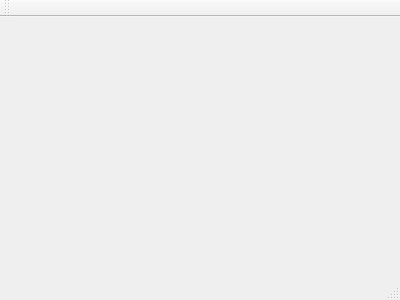
Before: the Qt Designer form mainwindow.ui in phycelot/camera-monitor, drawn with Qt 5.
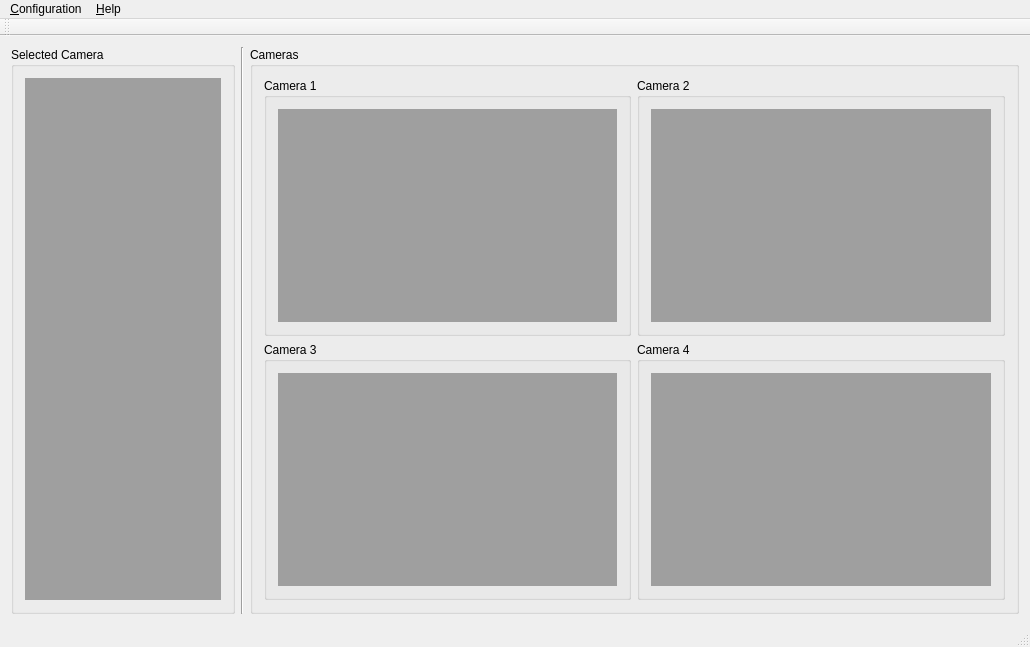
After: the same form once the commit is applied.

```diff
--- a/mainwindow.ui
+++ b/mainwindow.ui
@@ -1,24 +1,160 @@
 <ui version="4.0">
  <class>MainWindow</class>
- <widget class="QMainWindow" name="MainWindow" >
-  <property name="geometry" >
+ <widget class="QMainWindow" name="MainWindow">
+  <property name="geometry">
    <rect>
     <x>0</x>
     <y>0</y>
-    <width>400</width>
-    <height>300</height>
+    <width>1030</width>
+    <height>647</height>
    </rect>
   </property>
   <property name="windowTitle" >
    <string>MainWindow</string>
   </property>
-  <widget class="QMenuBar" name="menuBar" />
-  <widget class="QToolBar" name="mainToolBar" />
-  <widget class="QWidget" name="centralWidget" />
-  <widget class="QStatusBar" name="statusBar" />
+  <widget class="QWidget" name="centralWidget">
+   <layout class="QGridLayout" name="gridLayout_2">
+    <item row="0" column="0">
+     <widget class="QGroupBox" name="selectedCameraGroup">
+      <property name="title">
+       <string>Selected Camera</string>
+      </property>
+      <layout class="QVBoxLayout" name="verticalLayout_5">
+       <item>
+        <widget class="QMdiArea" name="mdiArea_2"/>
+       </item>
+      </layout>
+     </widget>
+    </item>
+    <item row="0" column="1">
+     <widget class="Line" name="line">
+      <property name="orientation">
+       <enum>Qt::Vertical</enum>
+      </property>
+     </widget>
+    </item>
+    <item row="0" column="2">
+     <widget class="QGroupBox" name="camerasGroup">
+      <property name="title">
+       <string>Cameras</string>
+      </property>
+      <layout class="QGridLayout" name="gridLayout">
+       <item row="0" column="1">
+        <widget class="QGroupBox" name="groupBox_2">
+         <property name="title">
+          <string>Camera 2</string>
+         </property>
+         <layout class="QVBoxLayout" name="verticalLayout_3">
+          <item>
+           <widget class="QMdiArea" name="mdiArea_3"/>
+          </item>
+         </layout>
+        </widget>
+       </item>
+       <item row="0" column="0">
+        <widget class="QGroupBox" name="groupBox">
+         <property name="title">
+          <string>Camera 1</string>
+         </property>
+         <layout class="QVBoxLayout" name="verticalLayout">
+          <item>
+           <widget class="QMdiArea" name="mdiArea"/>
+          </item>
+         </layout>
+        </widget>
+       </item>
+       <item row="1" column="0">
+        <widget class="QGroupBox" name="groupBox_3">
+         <property name="title">
+          <string>Camera 3</string>
+         </property>
+         <layout class="QVBoxLayout" name="verticalLayout_2">
+          <item>
+           <widget class="QMdiArea" name="mdiArea_4"/>
+          </item>
+         </layout>
+        </widget>
+       </item>
+       <item row="1" column="1">
+        <widget class="QGroupBox" name="groupBox_4">
+         <property name="title">
+          <string>Camera 4</string>
+         </property>
+         <layout class="QVBoxLayout" name="verticalLayout_4">
+          <item>
+           <widget class="QMdiArea" name="mdiArea_5"/>
+          </item>
+         </layout>
+        </widget>
+       </item>
+      </layout>
+     </widget>
+    </item>
+   </layout>
+  </widget>
+  <widget class="QMenuBar" name="menuBar">
+   <property name="geometry">
+    <rect>
+     <x>0</x>
+     <y>0</y>
+     <width>1030</width>
+     <height>22</height>
+    </rect>
+   </property>
+   <widget class="QMenu" name="menu_Configuration">
+    <property name="title">
+     <string>&amp;Configuration</string>
+    </property>
+    <addaction name="actionReload"/>
+    <addaction name="actionAdd"/>
+   </widget>
+   <widget class="QMenu" name="menu_Help">
+    <property name="title">
+     <string>&amp;Help</string>
+    </property>
+    <addaction name="actionCredit"/>
+    <addaction name="action_Report_a_bug"/>
+   </widget>
+   <addaction name="menu_Configuration"/>
+   <addaction name="menu_Help"/>
+  </widget>
+  <widget class="QToolBar" name="mainToolBar">
+   <attribute name="toolBarArea">
+    <enum>TopToolBarArea</enum>
+   </attribute>
+   <attribute name="toolBarBreak">
+    <bool>false</bool>
+   </attribute>
+  </widget>
+  <widget class="QStatusBar" name="statusBar"/>
+  <action name="actionReload">
+   <property name="text">
+    <string>Reload</string>
+   </property>
+   <property name="shortcut">
+    <string>Ctrl+R</string>
+   </property>
+  </action>
+  <action name="actionAdd">
+   <property name="text">
+    <string>Add</string>
+   </property>
+   <property name="shortcut">
+    <string>Ctrl+A</string>
+   </property>
+  </action>
+  <action name="actionCredit">
+   <property name="text">
+    <string>About</string>
+   </property>
+  </action>
+  <action name="action_Report_a_bug">
+   <property name="text">
+    <string>&amp;Report a bug</string>
+   </property>
+  </action>
  </widget>
- <layoutDefault spacing="6" margin="11" />
- <pixmapfunction></pixmapfunction>
+ <layoutdefault spacing="6" margin="11"/>
  <resources/>
  <connections/>
 </ui>
```
Left out of the diff: 5 changed lines with no effect on the pictures.
